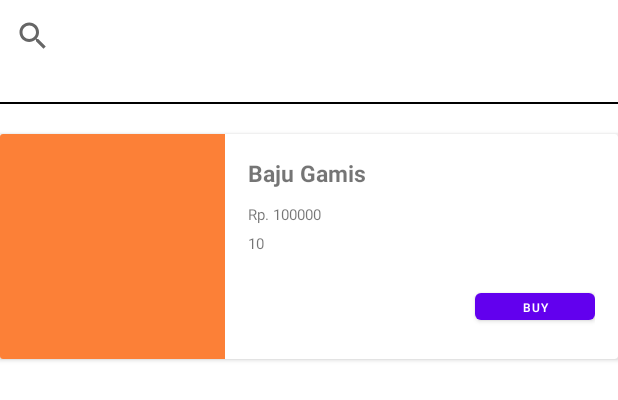
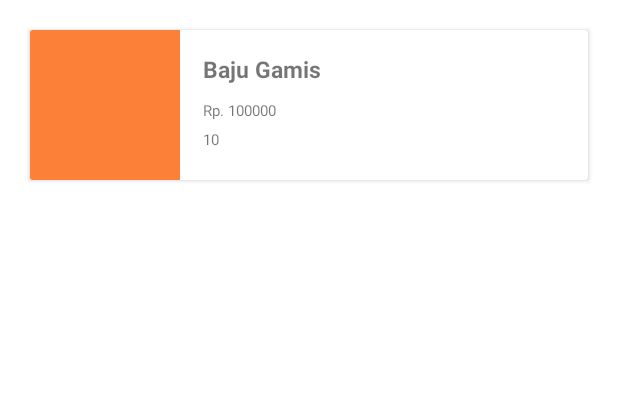
Before and after one commit to kurniajuly27/butikmodisteshofiandroid, an Android app: the layout activity_barang.xml on its own in the app's theme, with its tools: preview values and no code run, on a phone screen of 412 x 824 dp. Shown: the top 400 px of the screen. Run offline under Robolectric (Android 15) with nearby library versions, the phone set to English and light mode, and no system bars.

Commit message:
kurnia updateeeee2

```diff
--- a/app/src/main/res/layout/activity_barang.xml
+++ b/app/src/main/res/layout/activity_barang.xml
@@ -3,42 +3,22 @@
     xmlns:app="http://schemas.android.com/apk/res-auto"
     xmlns:tools="http://schemas.android.com/tools"
     android:layout_width="match_parent"
-    android:layout_height="match_parent"
+    android:layout_height="wrap_content"
     android:orientation="vertical"
     tools:context=".Barang">
 
-    <SearchView
-        android:layout_width="match_parent"
-        android:layout_height="wrap_content"
-        android:layout_alignParentStart="true"
-        android:layout_alignParentTop="true"
-        android:layout_alignParentEnd="true"
-        android:layout_marginStart="-2dp"
-        android:layout_marginTop="0dp"
-        app:defaultQueryHint="@string/search"
-        app:queryHint="@string/search" />
 
-    <View
-        android:id="@+id/View1"
-        android:layout_width="fill_parent"
-        android:layout_height="1dp"
-        android:layout_alignParentStart="true"
-        android:layout_alignParentTop="true"
-        android:layout_gravity="center"
-        android:layout_marginTop="20dp"
-        android:layout_marginBottom="20dp"
-        android:background="@color/black" />
     <androidx.cardview.widget.CardView
         android:layout_width="match_parent"
         android:layout_height="wrap_content"
-        android:padding="20dp">
+        android:layout_margin="20dp">
         <LinearLayout
             android:layout_width="match_parent"
             android:layout_height="wrap_content"
             android:orientation="horizontal">
             <ImageView
-                android:layout_width="150sp"
-                android:layout_height="150sp"
+                android:layout_width="100sp"
+                android:layout_height="100sp"
                 android:background="@color/primary"/>
             <LinearLayout
                 android:layout_width="match_parent"
@@ -66,25 +46,7 @@
                     android:text="10"
                     android:layout_marginTop="5dp"
                     android:textSize="10sp"/>
-                <LinearLayout
-                    android:layout_width="match_parent"
-                    android:layout_height="wrap_content"
-                    android:orientation="vertical"
-                    android:layout_marginTop="20sp"
-                    android:gravity="end">
-                    <Button
-                        android:layout_width="80dp"
-                        android:layout_height="30dp"
-                        android:text="Buy"
-                        android:textSize="8sp" />
-                </LinearLayout>
-
-
             </LinearLayout>
-
-
         </LinearLayout>
-
-
     </androidx.cardview.widget.CardView>
 </LinearLayout>
--- a/build.gradle
+++ b/build.gradle
@@ -15,7 +15,10 @@ buildscript {
 allprojects {
     repositories {
         google()
+        mavenCentral()
+        maven { url 'https://jitpack.io' }
         jcenter()
+
     }
 }
 
```
Also changed, not shown: app/build.gradle (+7 -0 lines), app/src/main/AndroidManifest.xml (+5 -2 lines), app/src/main/java/id/example/butikmodisteshofi/Barang.java (+36 -1 lines), app/src/main/java/id/example/butikmodisteshofi/adapter/AdapterBarang.java (added, +69 -0 lines), app/src/main/java/id/example/butikmodisteshofi/api/ApiEndPoint.java (added, +10 -0 lines), app/src/main/java/id/example/butikmodisteshofi/api/ApiRetrofit.java (added, +20 -0 lines), app/src/main/java/id/example/butikmodisteshofi/model/DataItem.java (added, +145 -0 lines), app/src/main/java/id/example/butikmodisteshofi/model/ResponseAllBarang.java (added, +50 -0 lines), app/src/main/res/layout/rv_barang.xml (added, +18 -0 lines), gradle/wrapper/gradle-wrapper.properties.
